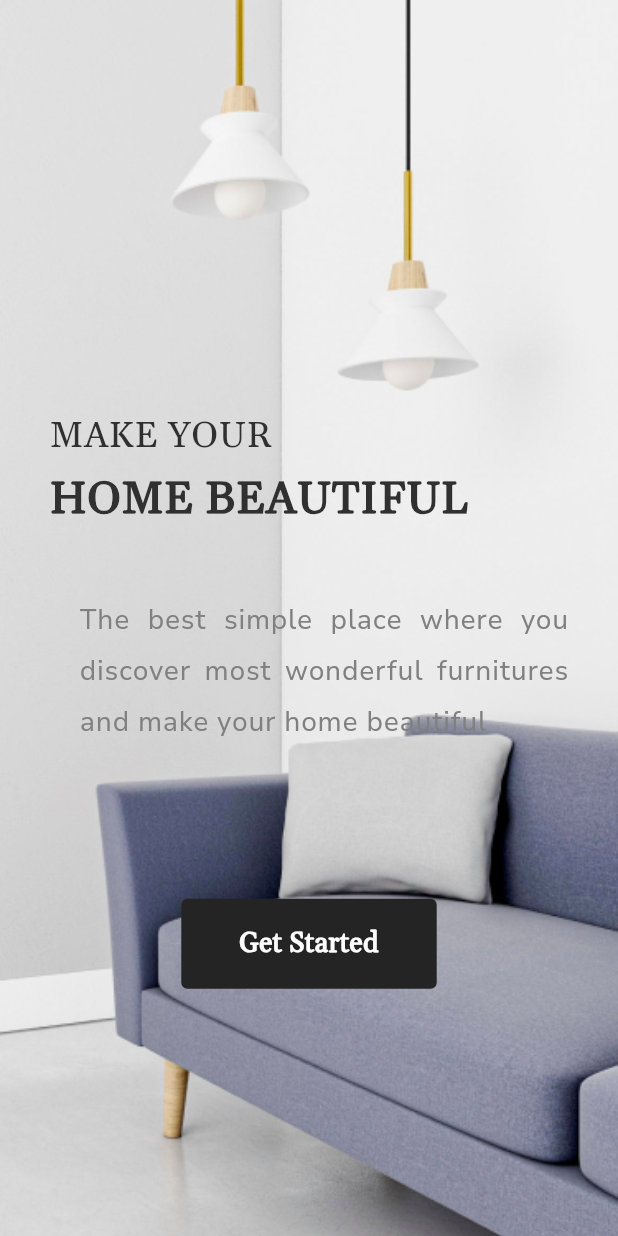
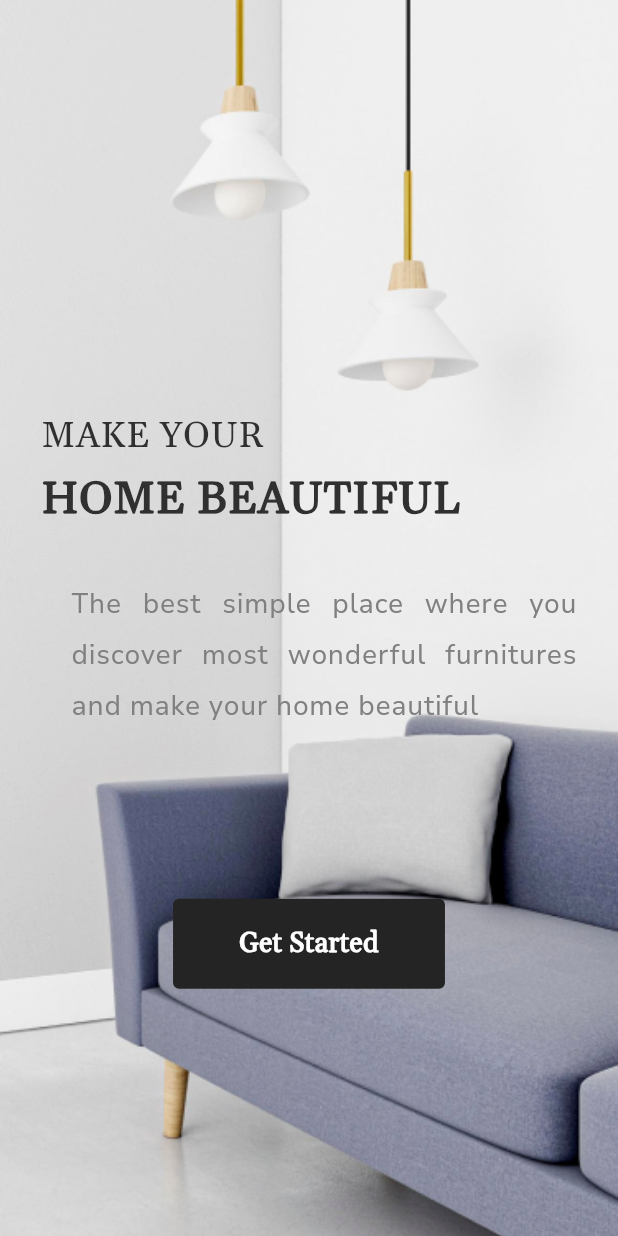
Before and after one commit to tuyentrantrong-agilityio/flutter-training-practice, a Flutter app: the screen it shows after launch, on a phone screen of 412 x 824 dp. Run offline on Flutter 3.47's test engine with Material 3 defaults, Android fonts, the phone set to English and light mode, and no system bars; our stand-ins replace auto_route, firebase_core, firebase_messaging, flutter_dotenv, flutter_hooks, flutter_local_notifications and 7 more; missing offline and left inert: cached_query; accounts and stored records are empty; generated files the repository leaves out were written again.

Commit message:
install Shorebird CLI, add Shorebird CLI to system PATH, setting initial to build file by shorebird

```diff
--- a/lib/features/auth/page/onboarding_page.dart
+++ b/lib/features/auth/page/onboarding_page.dart
@@ -21,7 +21,7 @@ class OnboardingPage extends StatelessWidget {
     return Scaffold(
       body: Container(
         width: double.infinity,
-        padding: context.padding(horizontal: 30),
+        padding: context.padding(horizontal: 25),
         decoration: const BoxDecoration(
           image: DecorationImage(
             image: AssetImage(AppConst.onboardingImage),
@@ -44,7 +44,7 @@ class OnboardingPage extends StatelessWidget {
                 fontSize: 30,
               ),
             ),
-            context.sizedBox(height: 40),
+            context.sizedBox(height: 30),
             Padding(
               padding: const EdgeInsets.only(left: 20),
               child: Text(
--- a/pubspec.yaml
+++ b/pubspec.yaml
@@ -65,6 +65,7 @@ flutter:
   assets:
     - assets/images/
     - .env
+    - shorebird.yaml
 
   fonts:
     - family: Gelasio
--- /dev/null
+++ b/shorebird.yaml
@@ -0,0 +1,14 @@
+# This file is used to configure the Shorebird updater used by your app.
+# Learn more at https://docs.shorebird.dev
+# This file does not contain any sensitive information and should be checked into version control.
+
+# Your app_id is the unique identifier assigned to your app.
+# It is used to identify your app when requesting patches from Shorebird's servers.
+# It is not a secret and can be shared publicly.
+app_id: abb6ba70-f330-4271-8ce2-24b5dbab0844
+
+# auto_update controls if Shorebird should automatically update in the background on launch.
+# If auto_update: false, you will need to use package:shorebird_code_push to trigger updates.
+# https://pub.dev/packages/shorebird_code_push
+# Uncomment the following line to disable automatic updates.
+# auto_update: false
```
Also changed, not shown: 4 other files.
